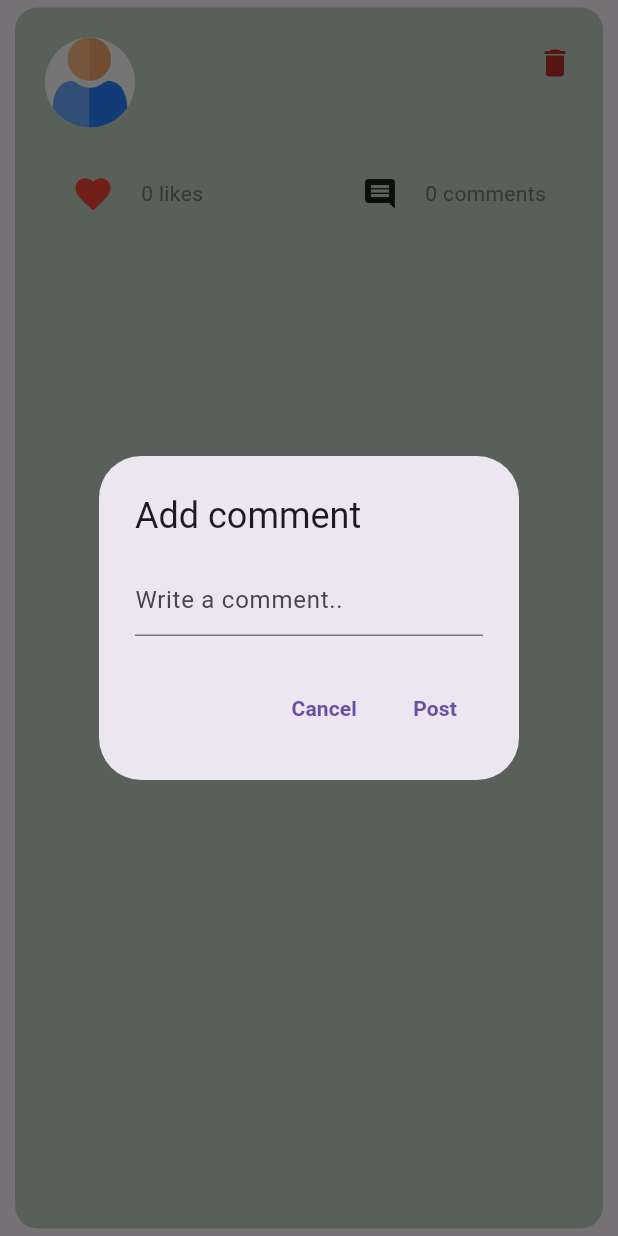
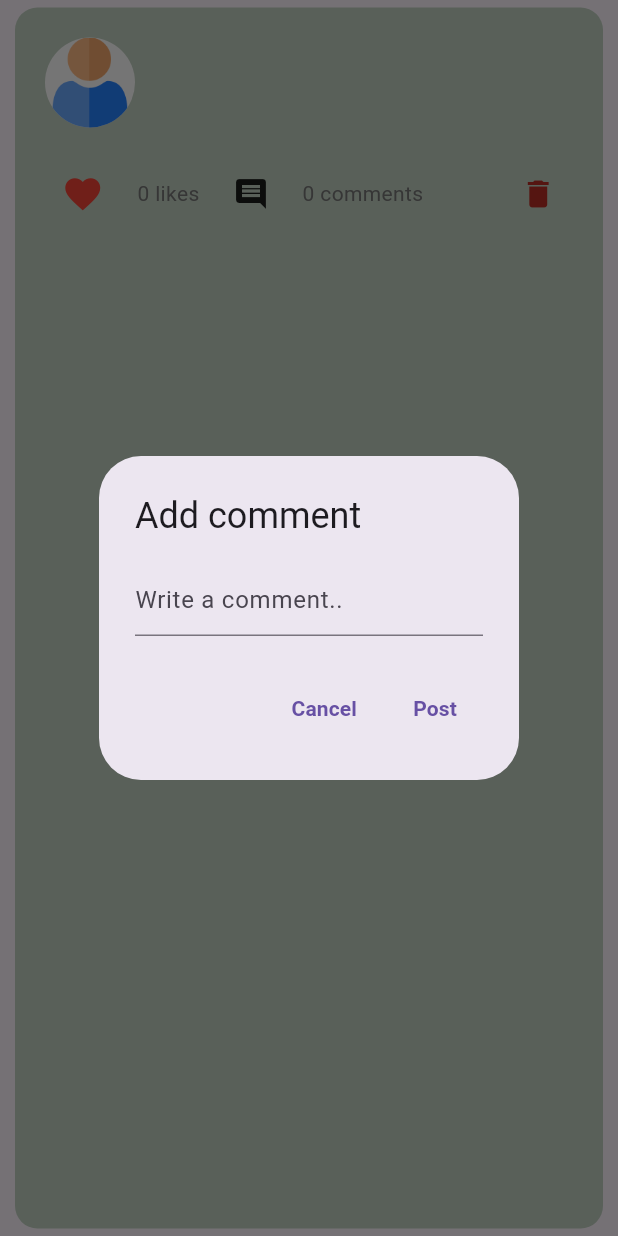
Before and after one commit to Shahanad-p/chat_app, a Flutter app: the UserPost widget shown alone on an empty page, opened directly with empty values, after a tap on the "favorite outline" icon, after a tap on the "comment" icon, on a phone screen of 412 x 824 dp. Run offline on Flutter 3.47's test engine with Material 3 defaults, Android fonts, the phone set to English and light mode, and no system bars; our stand-ins replace cloud_firestore, firebase_auth, firebase_core; accounts and stored records are empty.

Commit message:
done the ui things

```diff
--- a/lib/view/home_screen.dart
+++ b/lib/view/home_screen.dart
@@ -124,7 +124,7 @@ class _HomeSccreenState extends State<HomeSccreen> {
             ),
             SizedBox(height: 20),
             Text(
-              'Logged in as : ' + currentUser.email!,
+              'Logged in as : ${currentUser.email!}',
               style: TextStyle(
                   fontWeight: FontWeight.bold,
                   color: const Color.fromARGB(255, 42, 154, 46)),
--- a/lib/view/login_screen.dart
+++ b/lib/view/login_screen.dart
@@ -1,3 +1,5 @@
+// ignore_for_file: use_build_context_synchronously
+
 import 'package:chat_app/view/register_screen.dart';
 import 'package:chat_app/widget/button.dart';
 import 'package:chat_app/widget/textfields.dart';
--- a/lib/view/post.dart
+++ b/lib/view/post.dart
@@ -1,3 +1,4 @@
+// ignore_for_file: avoid_print, use_build_context_synchronously
 import 'package:chat_app/helper/helper_method.dart';
 import 'package:chat_app/view/delete_button.dart';
 import 'package:chat_app/widget/comment_button.dart';
@@ -44,21 +45,24 @@ class _UserPostState extends State<UserPost> {
     setState(() {
       isLiked = !isLiked;
     });
-
+    //access the document in firebase
     DocumentReference postRef =
         FirebaseFirestore.instance.collection('User posts').doc(widget.postId);
 
     if (isLiked) {
+      //if the post is now liked then add the users email to the 'likes field'
       postRef.update({
         'Likes': FieldValue.arrayUnion([currentUser.email])
       });
     } else {
+      //if the post is now unliked, remove the users email  from the 'likes field'
       postRef.update({
         'Likes': FieldValue.arrayRemove([currentUser.email])
       });
     }
   }
 
+  //add comment
   void addComment(String commentText) {
     FirebaseFirestore.instance
         .collection('User posts')
@@ -68,10 +72,24 @@ class _UserPostState extends State<UserPost> {
       'CommentText': commentText,
       'CommentedBy': currentUser.email,
       'CommentTime': Timestamp.now(),
-    }).then((value) =>
-            fetchCommentCount()); // Update comment count after adding
+    }).then((value) => fetchCommentCount());
   }
 
+  //update the comment count
+  void fetchCommentCount() {
+    FirebaseFirestore.instance
+        .collection('User posts')
+        .doc(widget.postId)
+        .collection('Comments')
+        .get()
+        .then((snapshot) {
+      setState(() {
+        commentCount = snapshot.docs.length;
+      });
+    });
+  }
+
+  //show a dialogue box for adding comments
   void showCommentDialog() {
     showDialog(
       context: context,
@@ -100,23 +118,11 @@ class _UserPostState extends State<UserPost> {
             child: Text(
               'Post',
               style: TextStyle(fontWeight: FontWeight.bold),
-              )),
+            ),
+          ),
         ],
       ),
     );
-  }
-
-  void fetchCommentCount() {
-    FirebaseFirestore.instance
-        .collection('User posts')
-        .doc(widget.postId)
-        .collection('Comments')
-        .get()
-        .then((snapshot) {
-      setState(() {
-        commentCount = snapshot.docs.length;
-      });
-    });
   }
 
   //delete post
@@ -154,7 +160,7 @@ class _UserPostState extends State<UserPost> {
                   .collection('User posts')
                   .doc(widget.postId)
                   .delete()
-                  .then((value) => print('post delete'))
+                  .then((value) => print('Delete the post'))
                   .catchError((error) => print('failed to delete post'));
 
               //dismiss the dialog box
@@ -213,8 +219,6 @@ class _UserPostState extends State<UserPost> {
                           widget.time,
                           style: TextStyle(color: Colors.grey),
                         ),
-                        if (widget.user == currentUser.email)
-                          DeleteButton(onTap: deletePost),
                       ],
                     ),
                     Text(
@@ -228,6 +232,7 @@ class _UserPostState extends State<UserPost> {
             ],
           ),
           SizedBox(height: 10),
+          //comment under the post
           StreamBuilder<QuerySnapshot>(
             stream: FirebaseFirestore.instance
                 .collection('User posts')
@@ -236,11 +241,14 @@ class _UserPostState extends State<UserPost> {
                 .orderBy('CommentTime', descending: true)
                 .snapshots(),
             builder: (context, snapshot) {
+              //show loading circle if no data yet
               if (!snapshot.hasData) {
                 return Center(child: CircularProgressIndicator());
               }
               List<Widget> commentWidgets = snapshot.data!.docs.map((doc) {
+                //get the comment
                 final commentData = doc.data() as Map<String, dynamic>;
+                //return the comment
                 return Padding(
                   padding: const EdgeInsets.only(top: 8),
                   child: MyComments(
@@ -257,7 +265,7 @@ class _UserPostState extends State<UserPost> {
           ),
           SizedBox(height: 20),
           Row(
-            mainAxisAlignment: MainAxisAlignment.spaceEvenly,
+            mainAxisAlignment: MainAxisAlignment.spaceAround,
             children: [
               LikeButton(
                 isLiked: isLiked,
@@ -267,7 +275,6 @@ class _UserPostState extends State<UserPost> {
                 '${widget.likes.length} likes',
                 style: TextStyle(color: Colors.grey.shade600),
               ),
-              SizedBox(width: 70),
               CommentButton(
                 onTap: showCommentDialog,
               ),
@@ -275,6 +282,9 @@ class _UserPostState extends State<UserPost> {
                 '$commentCount comments',
                 style: TextStyle(color: Colors.grey.shade600),
               ),
+              SizedBox(width: 20),
+              if (widget.user == currentUser.email)
+                DeleteButton(onTap: deletePost),
             ],
           ),
         ],
--- a/lib/view/profile_screen.dart
+++ b/lib/view/profile_screen.dart
@@ -1,3 +1,5 @@
+// ignore_for_file: use_build_context_synchronously
+
 import 'package:chat_app/view/texts_box.dart';
 import 'package:cloud_firestore/cloud_firestore.dart';
 import 'package:firebase_auth/firebase_auth.dart';
@@ -39,14 +41,12 @@ class _ProfileScreenState extends State<ProfileScreen> {
           },
         ),
         actions: [
-          //cancel button
           TextButton(
               onPressed: () => Navigator.pop(context),
               child: Text(
                 'Cancel',
                 style: TextStyle(fontWeight: FontWeight.bold),
               )),
-          //save button
           TextButton(
             onPressed: () async {
               if (newValue.trim().isNotEmpty) {
--- a/lib/view/register_screen.dart
+++ b/lib/view/register_screen.dart
@@ -1,3 +1,4 @@
+// ignore_for_file: use_build_context_synchronously
 import 'package:chat_app/widget/button.dart';
 import 'package:chat_app/widget/textfields.dart';
 import 'package:cloud_firestore/cloud_firestore.dart';
```
Also changed, not shown: lib/helper/helper_method.dart (+17 -11 lines). Lines whose indentation alone changed are shown as unchanged.
